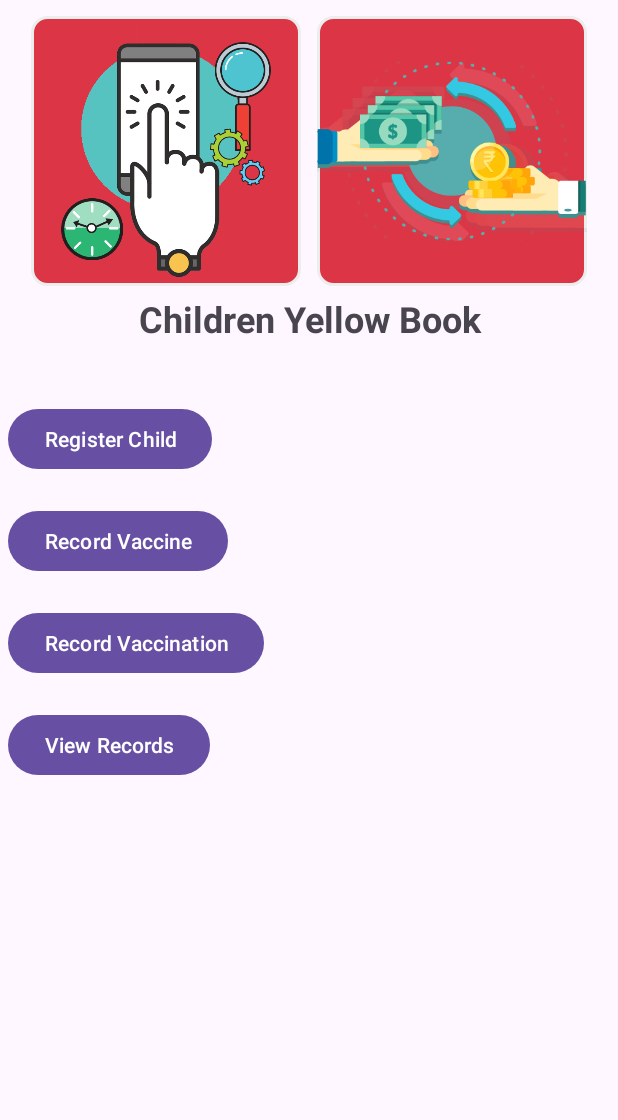
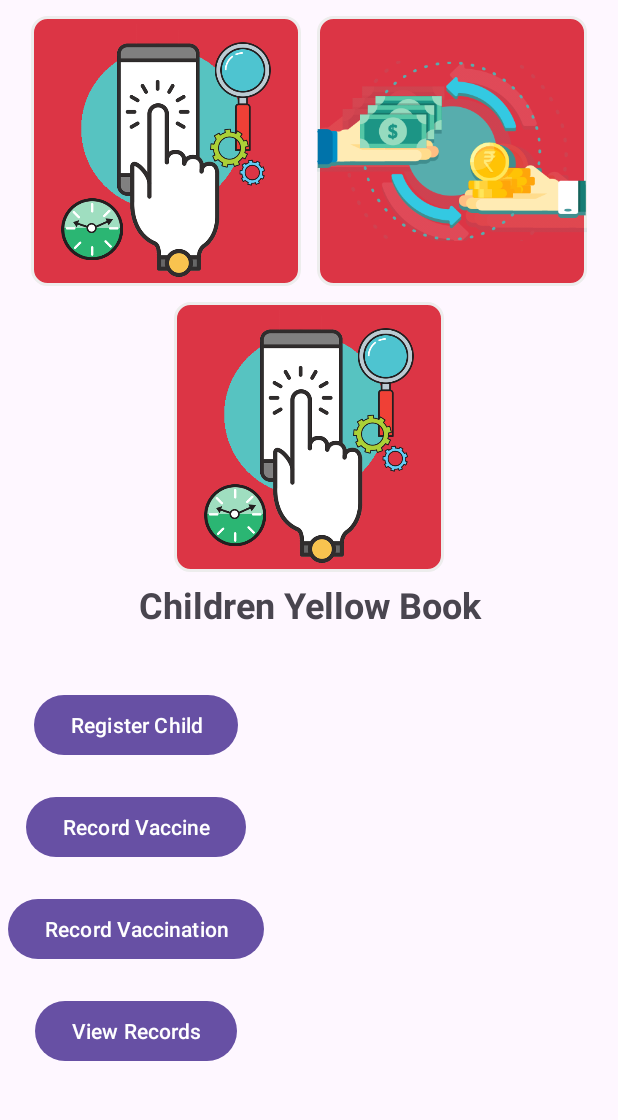
Before and after one commit to raksmeychham168/assignment-android, an Android app: the screen it shows after launch (MainActivity), after a tap on "Record Vaccine", on a phone screen of 412 x 824 dp, the part 75-1195 px from its top. Run offline under Robolectric (Android 15) with nearby library versions, the phone set to English and light mode, and no system bars; 2 other taps on this screen came first.

Commit message:
update code

```diff
--- a/app/src/main/java/com/raksmey/assignment_android/MainActivity.java
+++ b/app/src/main/java/com/raksmey/assignment_android/MainActivity.java
@@ -7,6 +7,8 @@ import android.util.Log;
 import android.view.View;
 import android.widget.Button;
 import android.widget.ImageView;
+import android.widget.RelativeLayout;
+
 import androidx.appcompat.app.AppCompatActivity;
 
 public class MainActivity extends AppCompatActivity {
@@ -41,6 +43,12 @@ public class MainActivity extends AppCompatActivity {
         Button btnRecordVaccination = findViewById(R.id.btnRecordVaccination);
         Button btnViewRecords = findViewById(R.id.btnViewRecords);
         Button bRecordVaccine = findViewById(R.id.btnRecordVaccine);
+        ImageView mainHomework3 = findViewById(R.id.mainHomework3);
+        RelativeLayout subMenuCYB = findViewById(R.id.sub_menu_cyb);
+
+        mainHomework3.setOnClickListener(v ->{
+            subMenuCYB.setVisibility(View.VISIBLE);
+        });
 
         btnRegisterChild.setOnClickListener(new View.OnClickListener() {
             @Override
--- a/app/src/main/java/com/raksmey/assignment_android/ViewRecordsActivity.java
+++ b/app/src/main/java/com/raksmey/assignment_android/ViewRecordsActivity.java
@@ -6,14 +6,14 @@ import android.widget.ListView;
 import androidx.appcompat.app.AppCompatActivity;
 
 
+import com.raksmey.assignment_android.database.DatabaseHelper;
 import com.raksmey.assignment_android.models.VaccinationRecord;
 
 import java.util.List;
 
 public class ViewRecordsActivity extends AppCompatActivity {
-
+    private DatabaseHelper db;
     private ListView listViewRecords;
-    private DatabaseHelper db;
 
     @Override
     protected void onCreate(Bundle savedInstanceState) {
@@ -21,7 +21,6 @@ public class ViewRecordsActivity extends AppCompatActivity {
         setContentView(R.layout.activity_view_records);
 
         listViewRecords = findViewById(R.id.listViewRecords);
-        db = new DatabaseHelper(this);
 
         List<VaccinationRecord> records = db.getAllVaccinationRecords();
         VaccinationRecordAdapter adapter = new VaccinationRecordAdapter(this, records);
--- a/app/src/main/res/layout/activity_main.xml
+++ b/app/src/main/res/layout/activity_main.xml
@@ -46,6 +46,23 @@
                 android:background="@drawable/rounded_bg2"/>
         </LinearLayout>
 
+        <LinearLayout
+            android:id="@+id/mainLayout2"
+            android:layout_width="match_parent"
+            android:layout_height="wrap_content"
+            android:gravity="center">
+
+            <ImageView
+                android:id="@+id/mainHomework3"
+                android:layout_width="180dp"
+                android:layout_height="180dp"
+                android:layout_margin="5dp"
+                android:padding="5dp"
+                android:src="@mipmap/activities"
+                android:background="@drawable/rounded_bg2"/>
+
+        </LinearLayout>
+
         <TextView
             android:id="@+id/tvTitle"
             android:layout_width="match_parent"
@@ -56,12 +73,17 @@
             android:gravity="center"
             android:layout_marginBottom="20dp"/>
 
+        <RelativeLayout
+            android:id="@+id/sub_menu_cyb"
+            android:layout_width="wrap_content"
+            android:layout_height="wrap_content"
+            android:visibility="gone">
+
             <Button
                 android:id="@+id/btnRegisterChild"
                 android:layout_width="wrap_content"
                 android:layout_height="wrap_content"
                 android:text="Register Child"
-            android:layout_below="@id/tvTitle"
                 android:layout_centerHorizontal="true"
                 android:layout_marginTop="20dp" />
 
@@ -91,6 +113,9 @@
                 android:layout_below="@id/btnRecordVaccination"
                 android:layout_centerHorizontal="true"
                 android:layout_marginTop="20dp" />
+
+        </RelativeLayout>
+
     </LinearLayout>
 
 
```
Also changed, not shown: 1 other file. Lines whose indentation alone changed are shown as unchanged.
